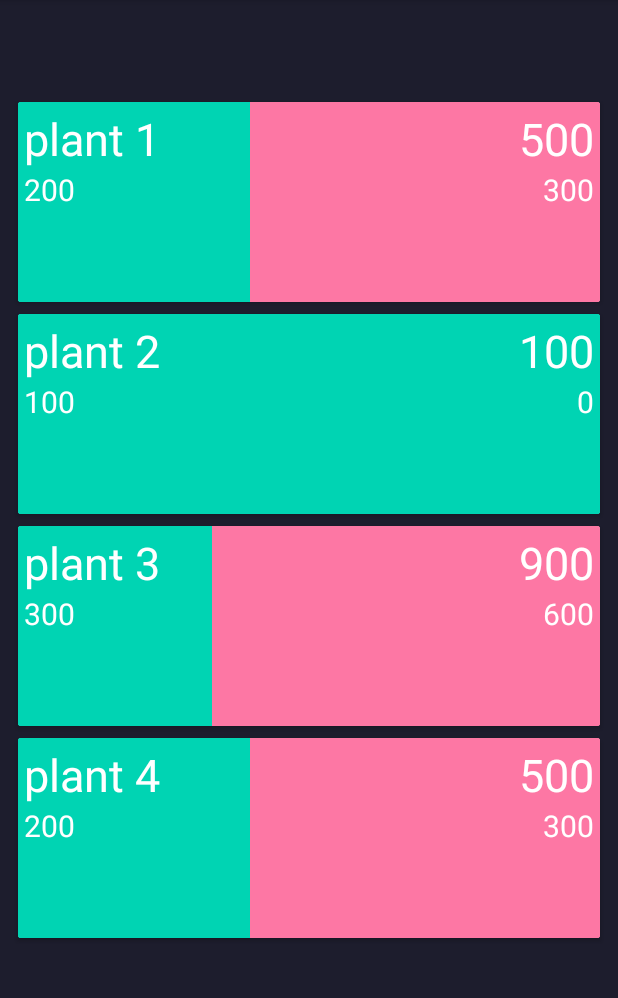
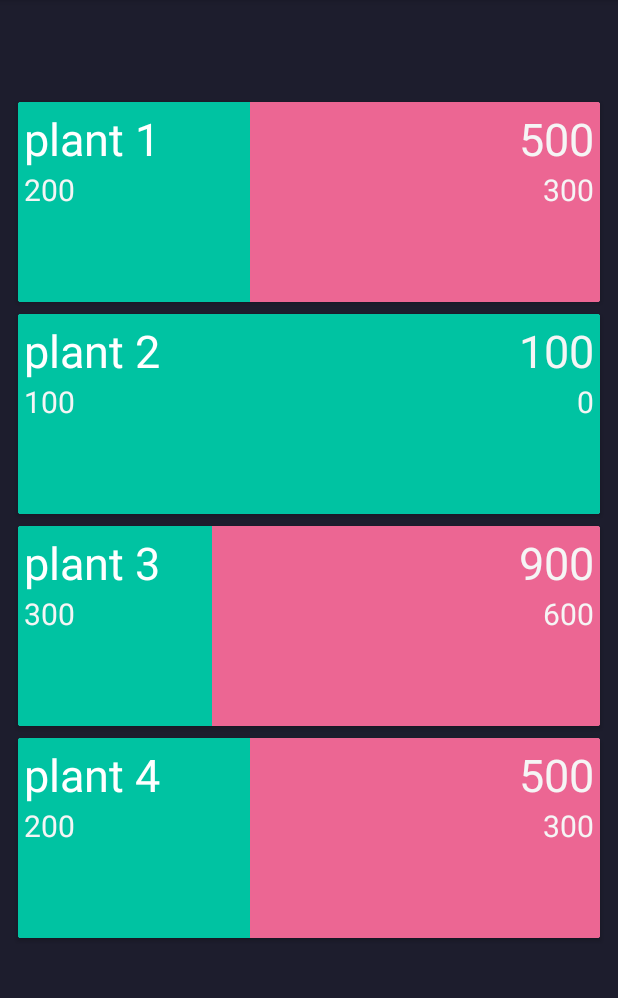
Before and after one commit to awadhawan18/Future-App, an Android app: the fragment PlantTab shown on its own in the app's theme, on a phone screen of 412 x 824 dp, the part 84-1082 px from its top. Run offline under Robolectric (Android 15) with nearby library versions, the phone set to English and light mode, and no system bars; our stand-ins replace Timber; libraries missing offline, so code that uses them is left out: top.defaults.drawabletoolbox; Roboto replaces fonts that are not available here; 1 statement that could not run was skipped.

Commit message:
slightly improved colors

```diff
--- a/app/src/main/res/layout/item_plants_list.xml
+++ b/app/src/main/res/layout/item_plants_list.xml
@@ -63,7 +63,7 @@
                     android:textSize="30sp"
                     android:layout_weight="1"
                     app:fontFamily="@font/amiko_semibold"
-                    android:textColor="@android:color/white"
+                    android:textColor="@color/textPrimary"
                     tools:ignore="Suspicious0dp" />
 
             </LinearLayout>
@@ -79,7 +79,7 @@
                     android:layout_height="wrap_content"
                     android:textSize="20sp"
                     app:fontFamily="@font/amiko_semibold"
-                    android:textColor="@android:color/white"
+                    android:textColor="@color/textPrimary"
                     tools:ignore="Suspicious0dp" />
 
                 <TextView
@@ -90,7 +90,7 @@
                     android:layout_weight="1"
                     android:textSize="20sp"
                     app:fontFamily="@font/amiko_semibold"
-                    android:textColor="@android:color/white"
+                    android:textColor="@color/textPrimary"
                     tools:ignore="Suspicious0dp" />
 
             </LinearLayout>
--- a/app/src/main/res/values/colors.xml
+++ b/app/src/main/res/values/colors.xml
@@ -3,8 +3,8 @@
     <color name="colorPrimary">#1D8BF7</color>
     <color name="colorPrimaryDark">#1D1D2D</color>
     <color name="colorAccent">#26283C</color>
-    <color name="green">#FF00D4B3</color>
-    <color name="red">#FFFD77A4</color>
+    <color name="green">#FF00C3A2</color>
+    <color name="red">#FFEC6693</color>
     <color name="line_color">#FFE04ECA</color>
     <color name="textPrimary">#f5f5f5</color>
     <color name="textPrimaryDark">#ff95aab4</color>
```
